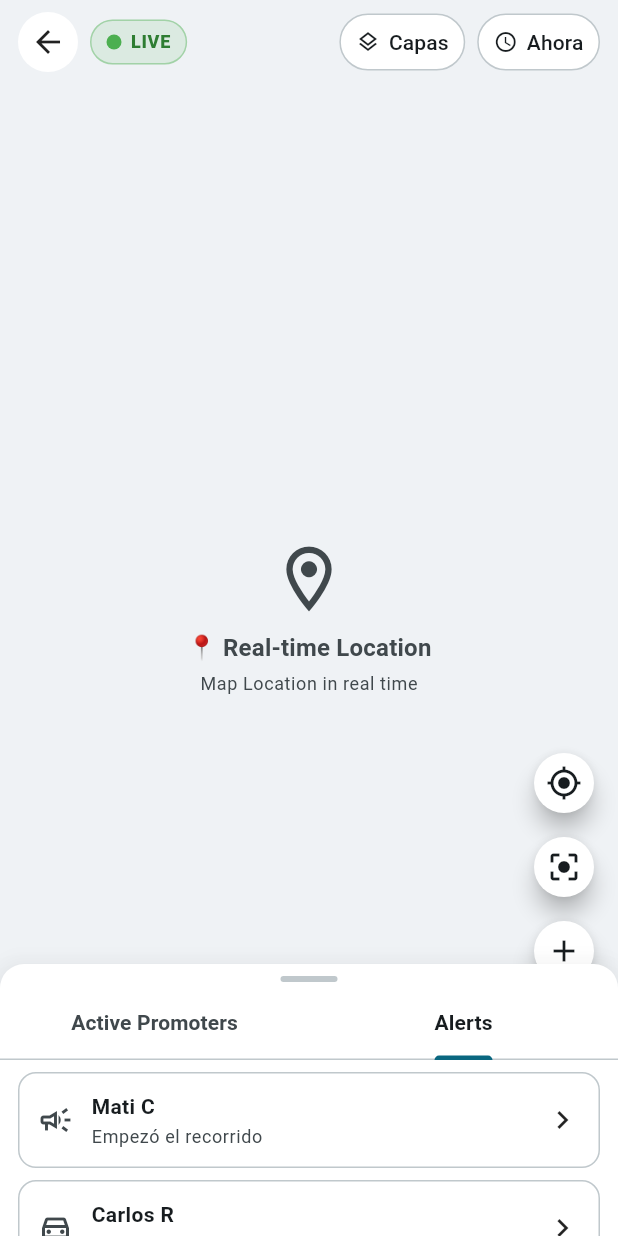
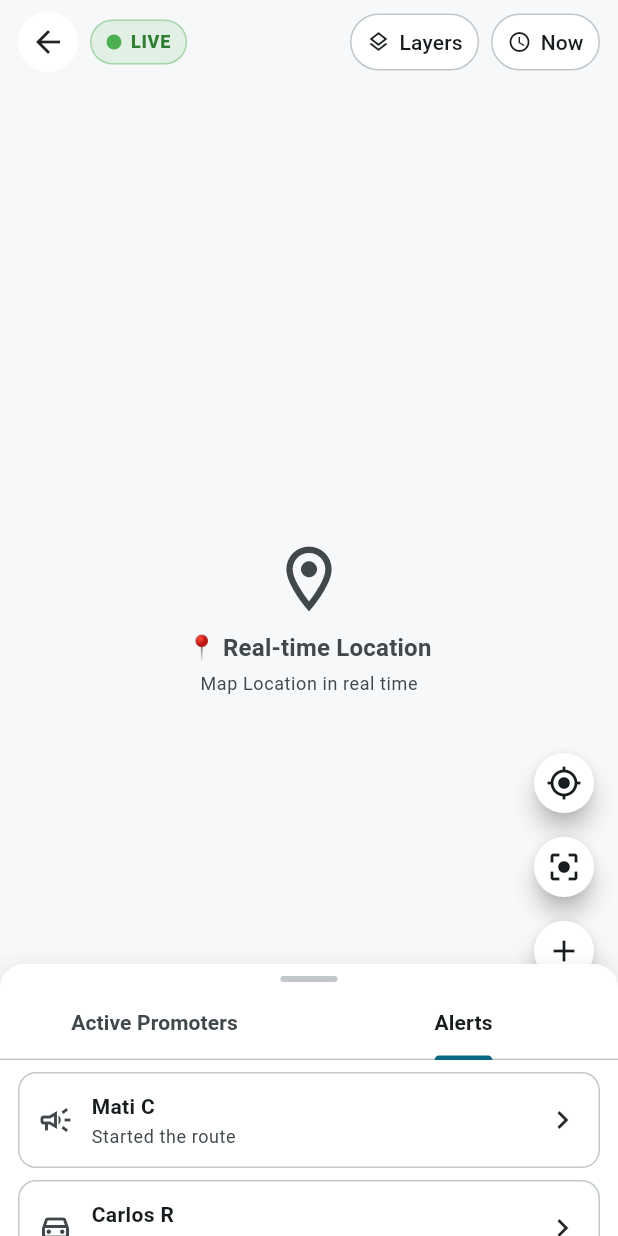
Before and after one commit to tr3scafesforge-cloud/promoruta-mobile, a Flutter app: the AdvertiserLivePage screen opened directly, after a tap on the "center focus weak" icon, after a tap on the "remove" icon, on a phone screen of 412 x 824 dp. Run offline on Flutter 3.47's test engine with Material 3 defaults, Android fonts, the light colour scheme and no system bars; our stand-ins replace connectivity_plus, dio, drift, flutter_riverpod, go_router, google_fonts and 4 more; accounts and stored records are empty; generated files the repository leaves out were written again.

Commit message:
Add localizations to AdvertiserLivePage

```diff
--- a/lib/gen/l10n/app_localizations.dart
+++ b/lib/gen/l10n/app_localizations.dart
@@ -858,6 +858,48 @@ abstract class AppLocalizations {
   /// In en, this message translates to:
   /// **'Map Location in real time'**
   String get mapLocationRealTime;
+
+  /// Label for live indicator
+  ///
+  /// In en, this message translates to:
+  /// **'LIVE'**
+  String get liveLabel;
+
+  /// Button label for layers
+  ///
+  /// In en, this message translates to:
+  /// **'Layers'**
+  String get layers;
+
+  /// Button label for now/time
+  ///
+  /// In en, this message translates to:
+  /// **'Now'**
+  String get now;
+
+  /// Filter label for no signal
+  ///
+  /// In en, this message translates to:
+  /// **'No signal'**
+  String get noSignal;
+
+  /// Text for last updated timestamp
+  ///
+  /// In en, this message translates to:
+  /// **'Last updated'**
+  String get lastUpdated;
+
+  /// Alert message for promoter starting route
+  ///
+  /// In en, this message translates to:
+  /// **'Started the route'**
+  String get startedRoute;
+
+  /// Alert message for promoter preparing for route
+  ///
+  /// In en, this message translates to:
+  /// **'Preparing for the route'**
+  String get preparingForRoute;
 }
 
 class _AppLocalizationsDelegate extends LocalizationsDelegate<AppLocalizations> {
--- a/lib/gen/l10n/app_localizations_en.dart
+++ b/lib/gen/l10n/app_localizations_en.dart
@@ -392,4 +392,25 @@ class AppLocalizationsEn extends AppLocalizations {
 
   @override
   String get mapLocationRealTime => 'Map Location in real time';
+
+  @override
+  String get liveLabel => 'LIVE';
+
+  @override
+  String get layers => 'Layers';
+
+  @override
+  String get now => 'Now';
+
+  @override
+  String get noSignal => 'No signal';
+
+  @override
+  String get lastUpdated => 'Last updated';
+
+  @override
+  String get startedRoute => 'Started the route';
+
+  @override
+  String get preparingForRoute => 'Preparing for the route';
 }
--- a/lib/l10n/app_en.arb
+++ b/lib/l10n/app_en.arb
@@ -522,5 +522,33 @@
   "mapLocationRealTime": "Map Location in real time",
   "@mapLocationRealTime": {
     "description": "Placeholder text for map location"
+  },
+  "liveLabel": "LIVE",
+  "@liveLabel": {
+    "description": "Label for live indicator"
+  },
+  "layers": "Layers",
+  "@layers": {
+    "description": "Button label for layers"
+  },
+  "now": "Now",
+  "@now": {
+    "description": "Button label for now/time"
+  },
+  "noSignal": "No signal",
+  "@noSignal": {
+    "description": "Filter label for no signal"
+  },
+  "lastUpdated": "Last updated",
+  "@lastUpdated": {
+    "description": "Text for last updated timestamp"
+  },
+  "startedRoute": "Started the route",
+  "@startedRoute": {
+    "description": "Alert message for promoter starting route"
+  },
+  "preparingForRoute": "Preparing for the route",
+  "@preparingForRoute": {
+    "description": "Alert message for promoter preparing for route"
   }
 }
--- a/lib/l10n/app_es.arb
+++ b/lib/l10n/app_es.arb
@@ -522,5 +522,33 @@
   "mapLocationRealTime": "Localización en mapa en tiempo real",
   "@mapLocationRealTime": {
     "description": "Placeholder text for map location"
+  },
+  "liveLabel": "EN VIVO",
+  "@liveLabel": {
+    "description": "Label for live indicator"
+  },
+  "layers": "Capas",
+  "@layers": {
+    "description": "Button label for layers"
+  },
+  "now": "Ahora",
+  "@now": {
+    "description": "Button label for now/time"
+  },
+  "noSignal": "Sin señal",
+  "@noSignal": {
+    "description": "Filter label for no signal"
+  },
+  "lastUpdated": "Última actualización",
+  "@lastUpdated": {
+    "description": "Text for last updated timestamp"
+  },
+  "startedRoute": "Empezó el recorrido",
+  "@startedRoute": {
+    "description": "Alert message for promoter starting route"
+  },
+  "preparingForRoute": "Preparándose para el recorrido",
+  "@preparingForRoute": {
+    "description": "Alert message for promoter preparing for route"
   }
 }
--- a/lib/l10n/app_pt.arb
+++ b/lib/l10n/app_pt.arb
@@ -522,5 +522,33 @@
   "mapLocationRealTime": "Localização no mapa em tempo real",
   "@mapLocationRealTime": {
     "description": "Placeholder text for map location"
+  },
+  "liveLabel": "AO VIVO",
+  "@liveLabel": {
+    "description": "Label for live indicator"
+  },
+  "layers": "Camadas",
+  "@layers": {
+    "description": "Button label for layers"
+  },
+  "now": "Agora",
+  "@now": {
+    "description": "Button label for now/time"
+  },
+  "noSignal": "Sem sinal",
+  "@noSignal": {
+    "description": "Filter label for no signal"
+  },
+  "lastUpdated": "Última atualização",
+  "@lastUpdated": {
+    "description": "Text for last updated timestamp"
+  },
+  "startedRoute": "Começou a rota",
+  "@startedRoute": {
+    "description": "Alert message for promoter starting route"
+  },
+  "preparingForRoute": "Preparando para a rota",
+  "@preparingForRoute": {
+    "description": "Alert message for promoter preparing for route"
   }
 }
--- a/lib/presentation/advertiser/pages/advertiser_live_page.dart
+++ b/lib/presentation/advertiser/pages/advertiser_live_page.dart
@@ -45,17 +45,17 @@ class _AdvertiserLivePageState extends State<AdvertiserLivePage>
                   Expanded(
                     child: Row(
                       children: [
-                        _LiveDot(label: 'LIVE'),
+                        _LiveDot(label: l10n.liveLabel),
                         const Spacer(),
                         _ChipButton(
                           icon: Icons.layers_outlined,
-                          label: 'Capas',
+                          label: l10n.layers,
                           onTap: () {}, // TODO: open layers menu
                         ),
                         const SizedBox(width: 8),
                         _ChipButton(
                           icon: Icons.access_time,
-                          label: 'Ahora',
+                          label: l10n.now,
                           onTap: () {}, // TODO: time/historic playback
                         ),
                       ],
@@ -72,10 +72,13 @@ class _AdvertiserLivePageState extends State<AdvertiserLivePage>
             bottom: 110,
             child: Column(
               children: [
-                _RoundFab(icon: Icons.my_location, onPressed: () {/* recenter */}),
+                _RoundFab(
+                    icon: Icons.my_location, onPressed: () {/* recenter */}),
                 const SizedBox(height: 8),
                 _RoundFab(
-                  icon: _following ? Icons.center_focus_strong : Icons.center_focus_weak,
+                  icon: _following
+                      ? Icons.center_focus_strong
+                      : Icons.center_focus_weak,
                   onPressed: () => setState(() => _following = !_following),
                 ),
                 const SizedBox(height: 8),
@@ -97,7 +100,8 @@ class _AdvertiserLivePageState extends State<AdvertiserLivePage>
               return Material(
                 color: theme.colorScheme.surface,
                 elevation: 16,
-                borderRadius: const BorderRadius.vertical(top: Radius.circular(16)),
+                borderRadius:
+                    const BorderRadius.vertical(top: Radius.circular(16)),
                 child: Column(
                   children: [
                     const SizedBox(height: 8),
@@ -145,7 +149,7 @@ class _MapFullscreenPlaceholder extends StatelessWidget {
     final theme = Theme.of(context);
     final l10n = AppLocalizations.of(context);
     return Container(
-      color: theme.colorScheme.surfaceVariant.withOpacity(.25),
+      color: theme.colorScheme.surfaceContainerHighest.withValues(alpha: .25),
       child: Center(
         child: Column(
           mainAxisSize: MainAxisSize.min,
@@ -192,9 +196,9 @@ class _PromotersList extends StatelessWidget {
           spacing: 8,
           runSpacing: 8,
           children: [
-            _FilterChip(label: l10n.active ?? 'Activo', selected: true),
-            _FilterChip(label: l10n.pending ?? 'Pendiente'),
-            _FilterChip(label: 'Sin señal'),
+            _FilterChip(label: l10n.active, selected: true),
+            _FilterChip(label: l10n.pending),
+            _FilterChip(label: l10n.noSignal),
             const SizedBox(width: 8),
           ],
         ),
@@ -225,7 +229,7 @@ class _PromotersList extends StatelessWidget {
         ),
         const SizedBox(height: 16),
         Text(
-          'Last updated ${DateTime.now().hour}:${DateTime.now().minute.toString().padLeft(2, '0')}',
+          '${l10n.lastUpdated} ${DateTime.now().hour}:${DateTime.now().minute.toString().padLeft(2, '0')}',
           style: theme.textTheme.bodySmall?.copyWith(
             color: theme.colorScheme.onSurfaceVariant,
           ),
@@ -241,7 +245,6 @@ class _AlertsList extends StatelessWidget {
 
   @override
   Widget build(BuildContext context) {
-    final theme = Theme.of(context);
     final l10n = AppLocalizations.of(context);
 
     return ListView(
@@ -250,13 +253,13 @@ class _AlertsList extends StatelessWidget {
       children: [
         _AlertCard(
           title: 'Mati C',
-          subtitle: 'Empezó el recorrido',
+          subtitle: l10n.startedRoute,
           icon: Icons.campaign_outlined,
         ),
         const SizedBox(height: 8),
         _AlertCard(
           title: 'Carlos R',
-          subtitle: 'Preparándose para el recorrido',
+          subtitle: l10n.preparingForRoute,
           icon: Icons.directions_car_filled_outlined,
         ),
         const SizedBox(height: 8),
@@ -404,9 +407,13 @@ class _LiveDot extends StatelessWidget {
     return Container(
       padding: const EdgeInsets.symmetric(horizontal: 10, vertical: 6),
       decoration: BoxDecoration(
-        color: Colors.green.withOpacity(.12),
+        color: Colors.green.withValues(alpha: .12),
         borderRadius: BorderRadius.circular(999),
-        border: Border.all(color: Colors.green.withOpacity(.4)),
+        border: Border.all(
+          color: Colors.green.withValues(
+            alpha: .4,
+          ),
+        ),
       ),
       child: Row(
         mainAxisSize: MainAxisSize.min,
@@ -531,12 +538,16 @@ class _FilterChip extends StatelessWidget {
       padding: const EdgeInsets.symmetric(horizontal: 10, vertical: 8),
       decoration: BoxDecoration(
         color: selected
-            ? theme.colorScheme.primary.withOpacity(.08)
+            ? theme.colorScheme.primary.withValues(
+                alpha: .08,
+              )
             : theme.colorScheme.surface,
         borderRadius: BorderRadius.circular(999),
         border: Border.all(
           color: selected
-              ? theme.colorScheme.primary.withOpacity(.3)
+              ? theme.colorScheme.primary.withValues(
+                  alpha: .3,
+                )
               : theme.colorScheme.outlineVariant,
         ),
       ),
```
Also changed, not shown: lib/gen/l10n/app_localizations_es.dart (+21 -0 lines), lib/gen/l10n/app_localizations_pt.dart (+21 -0 lines).
